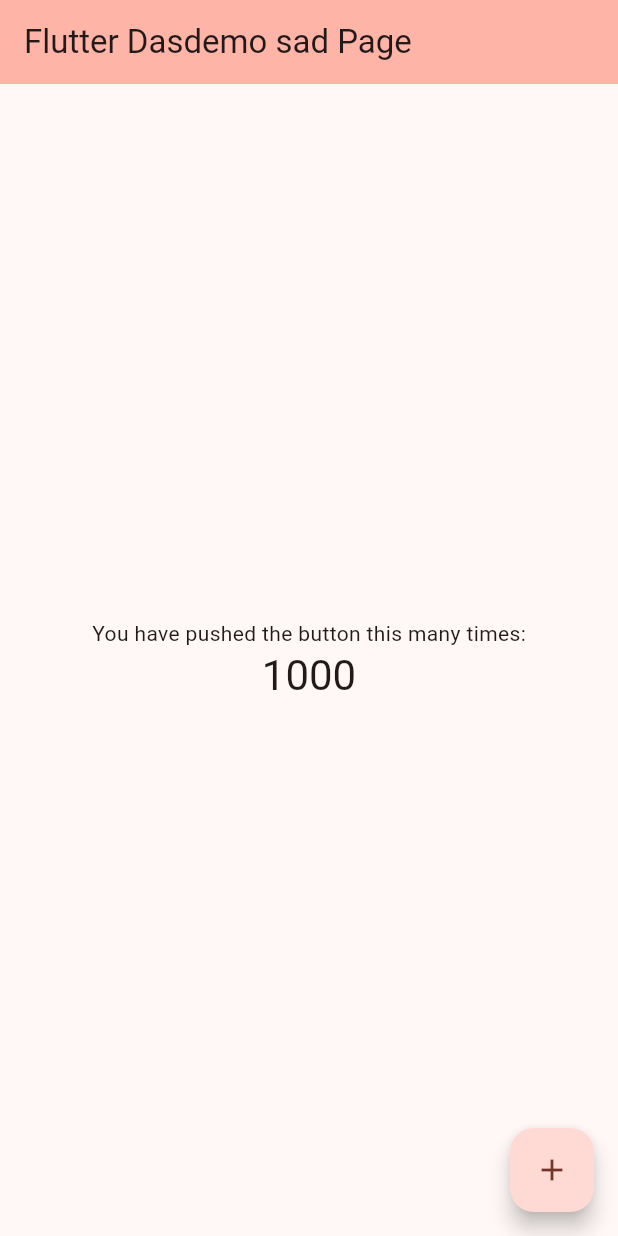
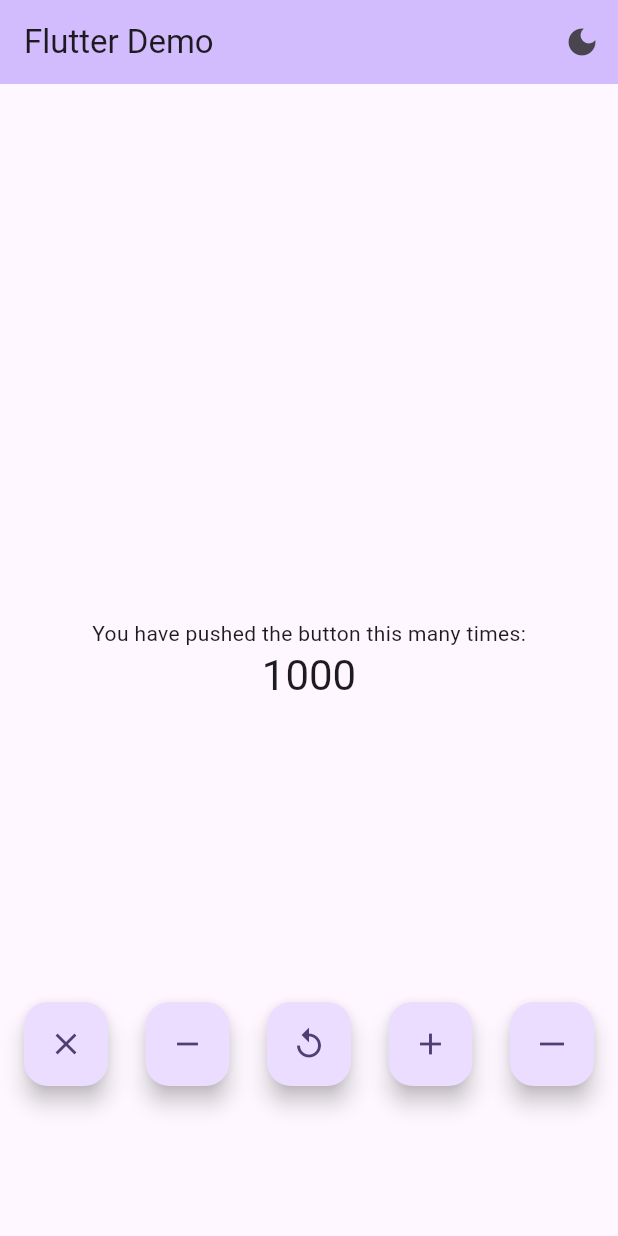
Before and after one commit to eerfinn/Flutter-DemoApp, a Flutter app: the screen it shows after launch, on a phone screen of 412 x 824 dp. Run offline on Flutter 3.47's test engine with Material 3 defaults, Android fonts, the phone set to English and light mode, and no system bars.

Commit message:
menambah beberapa button dan fungsi

```diff
--- /dev/null
+++ b/lib/home_page.dart
@@ -0,0 +1,158 @@
+import 'package:flutter/material.dart';
+
+// 6. Ini adalah widget untuk halaman utama kita.
+// Dibuat sebagai StatefulWidget karena konten di dalamnya (nilai counter) akan berubah.
+class MyHomePage extends StatefulWidget {
+  // Konstruktor untuk menerima data dari parent widget (dalam hal ini, judul dari MyApp).
+  const MyHomePage({
+    super.key,
+    required this.title,
+    required this.currentTheme,
+    required this.changeTheme,
+  });
+
+  final String title;
+  final ThemeMode currentTheme; // Menerima mode tema saat ini.
+  final Function(ThemeMode) changeTheme; // Menerima fungsi untuk mengubah tema.
+
+  @override
+  State<MyHomePage> createState() => _MyHomePageState();
+}
+
+// 7. Ini adalah kelas State untuk MyHomePage.
+// Semua logika dan variabel yang bisa berubah (state) diletakkan di sini.
+class _MyHomePageState extends State<MyHomePage> {
+  // Ini adalah "state" kita. Variabel yang nilainya akan berubah dan ditampilkan di UI.
+  int _counter = 1000;
+
+  // Ini adalah fungsi (perintah) untuk mengubah state.
+  void _incrementCounter() {
+    // 9. setState() adalah fungsi krusial.
+    // Ia memberitahu Flutter bahwa state telah berubah, dan Flutter harus
+    // menjalankan ulang method `build()` untuk memperbarui tampilan.
+    setState(() {
+      // Logika perubahan state diletakkan di dalam callback setState.
+      _counter++;
+    });
+  }
+
+  void _decrementCounter() {
+    setState(() {
+      _counter--;
+    });
+  }
+
+  void _resetCounter() {
+    setState(() {
+      _counter = 1000; // Kembali ke nilai awal
+    });
+  }
+
+  void _multiplyCounter() {
+    setState(() {
+      _counter = _counter * 2;
+    });
+  }
+
+  void _divideCounter() {
+    setState(() {
+      _counter = (_counter / 2).round();
+    });
+  }
+
+  // 8. Method `build()` dipanggil oleh Flutter untuk "menggambar" UI.
+  // Method ini akan berjalan saat halaman pertama kali dimuat, dan setiap kali
+  // `setState()` dipanggil.
+  @override
+  Widget build(BuildContext context) {
+    // Scaffold adalah kerangka dasar untuk sebuah halaman di Material Design.
+    // Ia menyediakan AppBar, Body, FloatingActionButton, dll.
+    return Scaffold(
+      appBar: AppBar(
+        backgroundColor: Theme.of(context).colorScheme.inversePrimary,
+        // `actions` adalah daftar widget yang ditempatkan di sebelah kanan AppBar.
+        actions: [
+          // IconButton untuk mengubah tema.
+          IconButton(
+            // Ikon akan berubah tergantung pada tema saat ini.
+            icon: Icon(widget.currentTheme == ThemeMode.dark ? Icons.light_mode : Icons.dark_mode),
+            onPressed: () {
+              // Memanggil fungsi `changeTheme` yang kita dapatkan dari MyApp.
+              // Jika sekarang gelap, ubah ke terang. Jika terang, ubah ke gelap.
+              final newTheme = widget.currentTheme == ThemeMode.dark ? ThemeMode.light : ThemeMode.dark;
+              widget.changeTheme(newTheme);
+            },
+            tooltip: 'Toggle Theme',
+          ),
+        ],
+        // `widget.title` digunakan untuk mengakses properti dari kelas StatefulWidget (`MyHomePage`).
+        title: Text(widget.title),
+      ),
+      // =======================================================================
+      // CARA LEBIH FLEKSIBEL: Menggunakan Stack untuk menumpuk widget
+      // =======================================================================
+      // `Stack` memungkinkan kita menumpuk widget di atas satu sama lain.
+      // Widget pertama dalam `children` akan berada di paling bawah, dan seterusnya.
+      body: Stack(
+        children: <Widget>[
+          // Widget pertama (paling bawah): Konten utama halaman (teks counter).
+          Center(
+            child: Column(
+              mainAxisAlignment: MainAxisAlignment.center,
+              children: <Widget>[
+                const Text('You have pushed the button this many times:'),
+                Text(
+                  '$_counter',
+                  style: Theme.of(context).textTheme.headlineMedium,
+                ),
+              ],
+            ),
+          ),
+
+          // Widget kedua (di atas konten): Grup tombol kita.
+          // Kita bungkus dengan `Align` untuk memposisikannya.
+          Align(
+            // `alignment` menentukan posisi di dalam Stack.
+            // `Alignment.bottomCenter` berarti di tengah-bawah.
+            alignment: Alignment.bottomCenter,
+            child: Padding(
+              // Padding agar tidak terlalu mepet ke bawah dan samping.
+              padding: const EdgeInsets.only(bottom: 100.0, left: 16.0, right: 16.0),
+              child: Row(
+                // Mengatur jarak antar tombol di dalam Row.
+                mainAxisAlignment: MainAxisAlignment.spaceBetween,
+                children: <Widget>[
+                  FloatingActionButton(
+                    onPressed: _multiplyCounter,
+                    tooltip: 'Multiply by 2',
+                    child: const Icon(Icons.close),
+                  ),
+                  FloatingActionButton(
+                    onPressed: _decrementCounter,
+                    tooltip: 'Decrement',
+                    child: const Icon(Icons.remove),
+                  ),
+                  FloatingActionButton(
+                    onPressed: _resetCounter,
+                    tooltip: 'Reset',
+                    child: const Icon(Icons.replay),
+                  ),
+                  FloatingActionButton(
+                    onPressed: _incrementCounter,
+                    tooltip: 'Increment',
+                    child: const Icon(Icons.add),
+                  ),
+                  FloatingActionButton(
+                    onPressed: _divideCounter,
+                    tooltip: 'Divide by 2',
+                    child: const Icon(Icons.horizontal_rule),
+                  ),
+                ],
+              ),
+            ),
+          ),
+        ],
+      ),
+    );
+  }
+}
--- a/lib/main.dart
+++ b/lib/main.dart
@@ -1,122 +1,57 @@
 import 'package:flutter/material.dart';
+import 'package:my_first_app/home_page.dart';
 
+// 1. Fungsi main() adalah titik masuk (entry point) dari setiap aplikasi Flutter.
+// Kode di dalam sini akan dieksekusi pertama kali.
 void main() {
+  // 2. runApp() adalah fungsi bawaan Flutter untuk memulai aplikasi
+  // dengan sebuah widget sebagai akar (root) dari semua widget lainnya.
   runApp(const MyApp());
 }
 
-class MyApp extends StatelessWidget {
+// 3. MyApp sekarang menjadi StatefulWidget.
+// Ini karena ia akan "memegang" state yang bisa berubah, yaitu mode tema (terang/gelap).
+// State ini perlu berada di sini agar bisa memengaruhi seluruh aplikasi.
+class MyApp extends StatefulWidget {
   const MyApp({super.key});
 
-  // This widget is the root of your application.
   @override
-  Widget build(BuildContext context) {
-    return MaterialApp(
-      title: 'Flutter Demo',
-      theme: ThemeData(
-        // This is the theme of your application.
-        //
-        // TRY THIS: Try running your application with "flutter run". You'll see
-        // the application has a purple toolbar. Then, without quitting the app,
-        // try changing the seedColor in the colorScheme below to Colors.green
-        // and then invoke "hot reload" (save your changes or press the "hot
-        // reload" button in a Flutter-supported IDE, or press "r" if you used
-        // the command line to start the app).
-        //
-        // Notice that the counter didn't reset back to zero; the application
-        // state is not lost during the reload. To reset the state, use hot
-        // restart instead.
-        //
-        // This works for code too, not just values: Most code changes can be
-        // tested with just a hot reload.
-        colorScheme: ColorScheme.fromSeed(seedColor: const Color.fromARGB(255, 255, 0, 0)),
-      ),
-      home: const MyHomePage(title: 'Flutter Dasdemo sad Page'),
-    );
-  }
+  State<MyApp> createState() => _MyAppState();
 }
 
-class MyHomePage extends StatefulWidget {
-  const MyHomePage({super.key, required this.title});
+class _MyAppState extends State<MyApp> {
+  // Variabel untuk menyimpan state tema saat ini.
+  // Kita mulai dengan `ThemeMode.system` agar mengikuti pengaturan sistem operasi.
+  ThemeMode _themeMode = ThemeMode.system;
 
-  // This widget is the home page of your application. It is stateful, meaning
-  // that it has a State object (defined below) that contains fields that affect
-  // how it looks.
-
-  // This class is the configuration for the state. It holds the values (in this
-  // case the title) provided by the parent (in this case the App widget) and
-  // used by the build method of the State. Fields in a Widget subclass are
-  // always marked "final".
-
-  final String title;
-
-  @override
-  State<MyHomePage> createState() => _MyHomePageState();
-}
-
-class _MyHomePageState extends State<MyHomePage> {
-  int _counter = 1000;
-
-  void _incrementCounter() {
+  // Fungsi untuk mengubah tema, yang akan kita teruskan ke halaman lain.
+  void _changeTheme(ThemeMode themeMode) {
     setState(() {
-      // This call to setState tells the Flutter framework that something has
-      // changed in this State, which causes it to rerun the build method below
-      // so that the display can reflect the updated values. If we changed
-      // _counter without calling setState(), then the build method would not be
-      // called again, and so nothing would appear to happen.
-      _counter++;
+      _themeMode = themeMode;
     });
   }
 
   @override
   Widget build(BuildContext context) {
-    // This method is rerun every time setState is called, for instance as done
-    // by the _incrementCounter method above.
-    //
-    // The Flutter framework has been optimized to make rerunning build methods
-    // fast, so that you can just rebuild anything that needs updating rather
-    // than having to individually change instances of widgets.
-    return Scaffold(
-      appBar: AppBar(
-        // TRY THIS: Try changing the color here to a specific color (to
-        // Colors.amber, perhaps?) and trigger a hot reload to see the AppBar
-        // change color while the other colors stay the same.
-        backgroundColor: Theme.of(context).colorScheme.inversePrimary,
-        // Here we take the value from the MyHomePage object that was created by
-        // the App.build method, and use it to set our appbar title.
-        title: Text(widget.title),
+    // 4. MaterialApp adalah widget dasar untuk aplikasi yang mengikuti Material Design.
+    // Ia menyediakan banyak fungsionalitas dasar seperti navigasi, tema, dll.
+    return MaterialApp(
+      title: 'Flutter Demo',
+      // `theme` adalah ThemeData yang akan digunakan untuk mode terang (light mode).
+      theme: ThemeData(
+        colorScheme: ColorScheme.fromSeed(seedColor: Colors.deepPurple),
+        useMaterial3: true,
       ),
-      body: Center(
-        // Center is a layout widget. It takes a single child and positions it
-        // in the middle of the parent.
-        child: Column(
-          // Column is also a layout widget. It takes a list of children and
-          // arranges them vertically. By default, it sizes itself to fit its
-          // children horizontally, and tries to be as tall as its parent.
-          //
-          // Column has various properties to control how it sizes itself and
-          // how it positions its children. Here we use mainAxisAlignment to
-          // center the children vertically; the main axis here is the vertical
-          // axis because Columns are vertical (the cross axis would be
-          // horizontal).
-          //
-          // TRY THIS: Invoke "debug painting" (choose the "Toggle Debug Paint"
-          // action in the IDE, or press "p" in the console), to see the
-          // wireframe for each widget.
-          mainAxisAlignment: MainAxisAlignment.center,
-          children: <Widget>[
-            const Text('You have pushed the button this many times:'),
-            Text(
-              '$_counter',
-              style: Theme.of(context).textTheme.headlineMedium,
-            ),
-          ],
-        ),
+      // `darkTheme` adalah ThemeData yang akan digunakan untuk mode gelap (dark mode).
+      darkTheme: ThemeData(
+        brightness: Brightness.dark, // Ini adalah properti kunci untuk mode gelap.
+        useMaterial3: true,
       ),
-      floatingActionButton: FloatingActionButton(
-        onPressed: _incrementCounter,
-        tooltip: 'Increment',
-        child: const Icon(Icons.add),
-      ), // This trailing comma makes auto-formatting nicer for build methods.
+      // `themeMode` menentukan mode mana yang sedang aktif. Nilainya kita ambil dari state `_themeMode`.
+      themeMode: _themeMode,
+      // 5. `home` menentukan widget apa yang akan menjadi halaman pertama yang dilihat pengguna.
+      // Kita juga mengirimkan state tema saat ini dan fungsi untuk mengubahnya.
+      home: MyHomePage(title: 'Flutter Demo', currentTheme: _themeMode, changeTheme: _changeTheme),
     );
   }
 }
```
